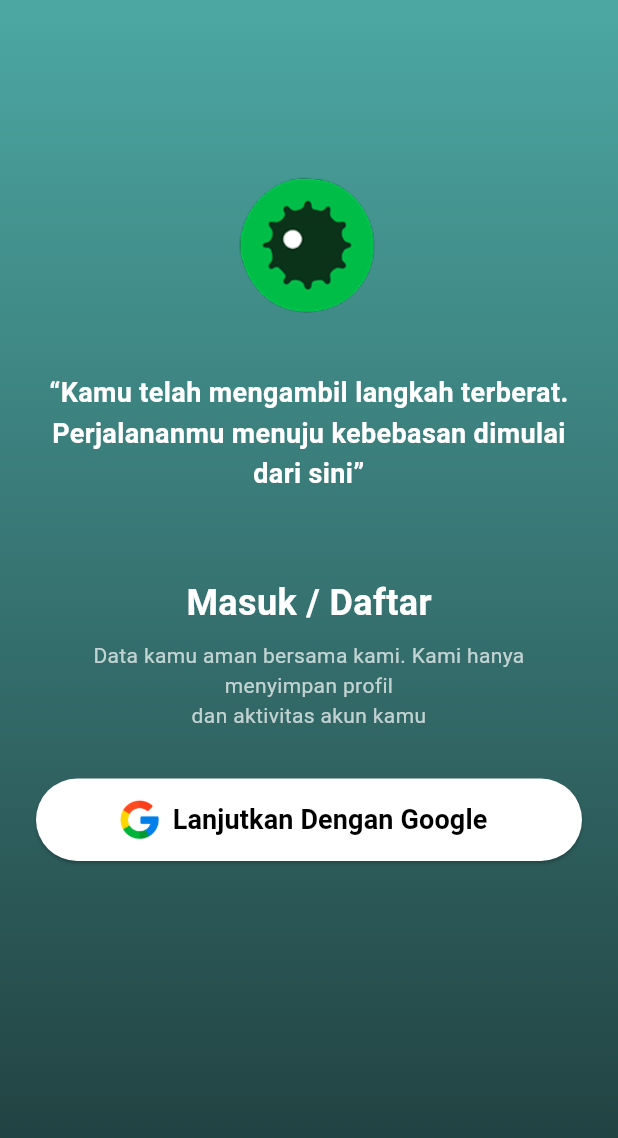
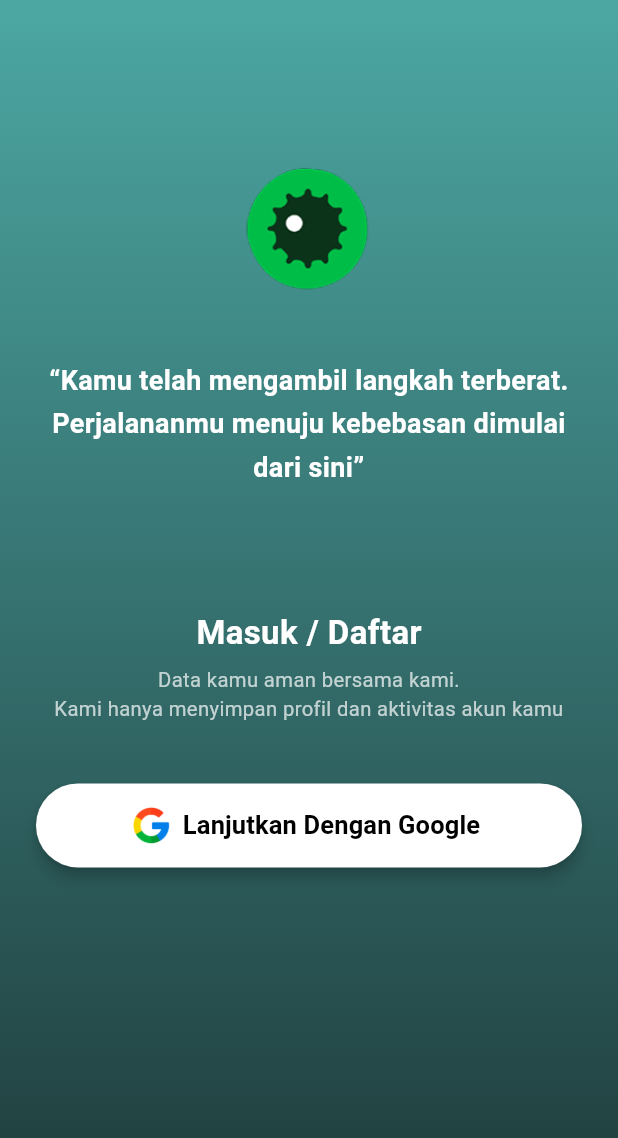
Before and after one commit to recova-app/frontend, a Flutter app: the screen it shows after launch, after a tap on "Lanjutkan Dengan Google", on a phone screen of 412 x 824 dp. Shown: the top 1138 px of the screen. Run offline on Flutter 3.47's test engine with Material 3 defaults, Android fonts, the phone set to English and light mode, and no system bars; our stand-ins replace flutter_secure_storage, google_sign_in.

Commit message:
feat: auth login

```diff
--- a/lib/main.dart
+++ b/lib/main.dart
@@ -1,8 +1,48 @@
+import 'dart:async';
+
 import 'package:flutter/material.dart';
 import 'package:recova/pages/splash_screen.dart';
 
 void main() {
-  runApp(const MyApp());
+  // Ensure binding is initialized for plugin calls during startup
+  WidgetsFlutterBinding.ensureInitialized();
+
+  // Replace the default error widget to show a readable message instead of a blank crash
+  ErrorWidget.builder = (FlutterErrorDetails details) {
+    // You can customize the UI here. Keep it simple so it won't crash again.
+    return Material(
+      color: Colors.white,
+      child: Center(
+        child: Padding(
+          padding: const EdgeInsets.all(16.0),
+          child: Column(
+            mainAxisSize: MainAxisSize.min,
+            children: [
+              const Icon(Icons.error, color: Colors.red, size: 48),
+              const SizedBox(height: 8),
+              const Text('Terjadi error pada aplikasi', style: TextStyle(fontSize: 18)),
+              const SizedBox(height: 8),
+              Text(details.exceptionAsString(), textAlign: TextAlign.center),
+            ],
+          ),
+        ),
+      ),
+    );
+  };
+
+  // Catch errors that escape the Flutter framework
+  runZonedGuarded(() {
+    runApp(const MyApp());
+  }, (error, stack) {
+    // Print to console so the error appears in `flutter run -v` and logcat
+    // For production use, send this to a crash reporting service.
+    FlutterError.presentError(FlutterErrorDetails(exception: error, stack: stack));
+    // Also print plain error
+    // ignore: avoid_print
+    print('Uncaught zone error: $error');
+    // ignore: avoid_print
+    print(stack);
+  });
 }
 
 class MyApp extends StatelessWidget {
@@ -10,6 +50,9 @@ class MyApp extends StatelessWidget {
 
   @override
   Widget build(BuildContext context) {
-    return MaterialApp(routes: {'/': (context) => SplashPage()});
+    return MaterialApp(
+      debugShowCheckedModeBanner: false,
+      routes: {'/': (context) => const SplashPage()},
+    );
   }
 }
--- a/lib/pages/login_page.dart
+++ b/lib/pages/login_page.dart
@@ -1,39 +1,80 @@
 import 'package:flutter/material.dart';
+import 'package:recova/pages/home_page.dart';
+import 'package:recova/services/auth_service.dart';
 
-class LoginPage extends StatelessWidget {
+class LoginPage extends StatefulWidget {
   const LoginPage({super.key});
 
   @override
+  State<LoginPage> createState() => _LoginPageState();
+}
+
+class _LoginPageState extends State<LoginPage> {
+  bool isLoading = false;
+  final AuthService _authService = AuthService();
+
+  Future<void> _handleGoogleSignIn() async {
+    setState(() => isLoading = true);
+    try {
+      final token = await _authService.signInWithGoogle();
+      if (!mounted) return;
+
+      if (token != null) {
+        Navigator.of(context).pushAndRemoveUntil(
+          MaterialPageRoute(builder: (context) => const HomePage()),
+          (route) => false,
+        );
+      }
+    } catch (e) {
+      if (!mounted) return;
+      ScaffoldMessenger.of(context).showSnackBar(
+        SnackBar(
+          content: Text('Terjadi error: $e'),
+          backgroundColor: Colors.red,
+        ),
+      );
+    } finally {
+      setState(() => isLoading = false);
+    }
+  }
+
+  @override
   Widget build(BuildContext context) {
+    final height = MediaQuery.of(context).size.height;
+
     return Scaffold(
       body: Container(
+        width: double.infinity,
+        height: double.infinity,
         decoration: const BoxDecoration(
           gradient: LinearGradient(
             begin: Alignment.topCenter,
             end: Alignment.bottomCenter,
             colors: [
-              Color(0xFF4CA7A3), // Hijau tosca muda
-              Color(0xFF1E3A3A), // Hijau tosca gelap
+              Color(0xFF4CA7A3), // hijau tosca muda
+              Color(0xFF1E3A3A), // hijau tosca gelap
             ],
           ),
         ),
+        child: SafeArea(
           child: Padding(
-          padding: const EdgeInsets.all(24.0),
+            padding: const EdgeInsets.symmetric(horizontal: 24),
             child: Column(
-            mainAxisAlignment: MainAxisAlignment.center,
-            crossAxisAlignment: CrossAxisAlignment.center,
               children: [
-              SizedBox(height: 80),
+                SizedBox(height: height * 0.12),
 
-              // 🔧 Logo Baru
-              Image.asset(
-                'assets/images/logo.png', // path logo kamu
-                width: 120,
-                height: 120,
+                // 🔹 Logo di tengah atas
+                Center(
+                  child: Image.asset(
+                    'assets/images/logo.png',
+                    width: 108,
+                    height: 108,
+                  ),
                 ),
 
-              const SizedBox(height: 24),
+                const SizedBox(height: 32),
 
+                // 🔹 Teks kutipan motivasi
                 const Text(
                   "“Kamu telah mengambil langkah terberat. Perjalananmu menuju kebebasan dimulai dari sini”",
                   textAlign: TextAlign.center,
@@ -41,63 +82,73 @@ class LoginPage extends StatelessWidget {
                     color: Colors.white,
                     fontSize: 18,
                     fontWeight: FontWeight.w600,
-                  height: 1.5,
+                    height: 1.6,
                   ),
                 ),
 
-              SizedBox(height: 56),
+                SizedBox(height: height * 0.1),
 
+                // 🔹 Judul Masuk / Daftar
                 const Text(
                   "Masuk / Daftar",
                   style: TextStyle(
                     color: Colors.white,
-                  fontSize: 24,
+                    fontSize: 22,
                     fontWeight: FontWeight.bold,
+                    height: 1.2,
                   ),
                 ),
-              const SizedBox(height: 8),
+                const SizedBox(height: 10),
 
+                // 🔹 Deskripsi data aman
                 const Text(
-                "Data kamu aman bersama kami. Kami hanya menyimpan profil\ndan aktivitas akun kamu",
+                  "Data kamu aman bersama kami.\nKami hanya menyimpan profil dan aktivitas akun kamu",
                   textAlign: TextAlign.center,
                   style: TextStyle(
                     color: Colors.white70,
-                  fontSize: 14,
+                    fontSize: 13.5,
+                    height: 1.4,
                   ),
                 ),
-              const SizedBox(height: 32),
 
-              // 🔘 Tombol Google Login
-              ElevatedButton.icon(
-                onPressed: () {
-                  // Navigator.push(
-                  //   context,
-                  //   MaterialPageRoute(builder: (context) => const HomeScreen()),
-                  // );
-                },
+                const SizedBox(height: 40),
+
+                // 🔹 Tombol Google
+                SizedBox(
+                  width: double.infinity,
+                  height: 56,
+                  child: ElevatedButton.icon(
+                    onPressed: isLoading ? null : _handleGoogleSignIn,
                     style: ElevatedButton.styleFrom(
                       backgroundColor: Colors.white,
                       foregroundColor: Colors.black,
-                  minimumSize: const Size(double.infinity, 55),
                       shape: RoundedRectangleBorder(
-                    borderRadius: BorderRadius.circular(50),
+                        borderRadius: BorderRadius.circular(40),
+                      ),
+                      elevation: 4,
+                    ),
+                    icon: Padding(
+                      padding: const EdgeInsets.only(left: 4.0),
+                      child: Image.asset(
+                        'assets/images/google.png',
+                        height: 26,
                       ),
                     ),
-                icon: Image.asset(
-                  'assets/images/google.png', // pastikan ada file ini juga
-                  height: 28,
-                ),
-                label: const Text(
-                  "Lanjutkan Dengan Google",
-                  style: TextStyle(
-                    fontSize: 18,
+                    label: Text(
+                      isLoading
+                          ? "Memproses..."
+                          : "Lanjutkan Dengan Google",
+                      style: const TextStyle(
+                        fontSize: 17,
                         fontWeight: FontWeight.bold,
                       ),
                     ),
                   ),
+                ),
 
-              const Spacer(flex: 1),
+                const SizedBox(height: 80),
               ],
+            ),
           ),
         ),
       ),
--- a/lib/pages/splash_screen.dart
+++ b/lib/pages/splash_screen.dart
@@ -1,6 +1,8 @@
 import 'dart:async';
 import 'package:flutter/material.dart';
-import 'login_page.dart'; // pastikan file login_page.dart ada
+import 'package:recova/pages/home_page.dart';
+import 'package:recova/pages/login_page.dart';
+import 'package:recova/services/auth_service.dart';
 
 class SplashPage extends StatefulWidget {
   const SplashPage({super.key});
@@ -13,13 +15,23 @@ class _SplashPageState extends State<SplashPage> {
   @override
   void initState() {
     super.initState();
-    // Delay 3 detik sebelum berpindah ke login page
-    Timer(const Duration(seconds: 3), () {
-      Navigator.pushReplacement(
-        context,
-        MaterialPageRoute(builder: (context) => const LoginPage()),
-      );
-    });
+    _checkAuthStatus();
+  }
+
+  Future<void> _checkAuthStatus() async {
+    // Tunggu 3 detik untuk efek splash screen
+    await Future.delayed(const Duration(seconds: 3));
+
+    final AuthService authService = AuthService();
+    // Coba baca token dari storage
+    final String? token = await authService.getToken();
+
+    if (!mounted) return;
+
+    // Jika token ada, navigasi ke HomePage. Jika tidak, ke LoginPage.
+    final page = token != null ? const HomePage() : const LoginPage();
+    Navigator.pushReplacement(
+        context, MaterialPageRoute(builder: (context) => page));
   }
 
   @override
--- /dev/null
+++ b/lib/services/auth_service.dart
@@ -0,0 +1,69 @@
+import 'dart:convert';
+import 'package:flutter_secure_storage/flutter_secure_storage.dart';
+import 'package:google_sign_in/google_sign_in.dart';
+import 'package:http/http.dart' as http;
+
+class AuthService {
+  // TODO: Pindahkan ke environment variables
+  static const String _googleClientId =
+      '756280521811-8g4mpvlputn04ltqdcghionnbrebhqbo.apps.googleusercontent.com';
+
+  final GoogleSignIn _googleSignIn = GoogleSignIn(
+    clientId: _googleClientId,
+    scopes: ['email', 'profile'],
+  );
+
+  final _storage = const FlutterSecureStorage();
+
+  Future<String?> signInWithGoogle() async {
+    // 1. Lakukan sign in dengan Google
+    final GoogleSignInAccount? account = await _googleSignIn.signIn();
+    if (account == null) {
+      // Pengguna membatalkan login
+      return null;
+    }
+
+    // Simpan nama pengguna untuk ditampilkan di HomePage
+    await _storage.write(key: 'user_name', value: account.displayName);
+
+    // 2. Dapatkan Google ID Token
+    final GoogleSignInAuthentication auth = await account.authentication;
+    final idToken = auth.idToken;
+    if (idToken == null) {
+      throw Exception("Gagal mendapatkan Google ID Token");
+    }
+
+    // 3. Kirim token ke backend
+    final response = await http.post(
+      Uri.parse('http://10.0.2.2:3000/api/v1/auth/google'),
+      headers: {'Content-Type': 'application/json'},
+      body: jsonEncode({'token': idToken}),
+    );
+
+    if (response.statusCode == 200) {
+      final data = jsonDecode(response.body);
+      final jwtToken = data['data']?['token'];
+
+      if (jwtToken != null) {
+        // 4. Simpan token JWT
+        await _storage.write(key: 'jwt_token', value: jwtToken);
+        return jwtToken;
+      } else {
+        throw Exception("Respons dari server tidak valid (token tidak ditemukan).");
+      }
+    } else {
+      throw Exception("Login gagal: ${response.body}");
+    }
+  }
+
+  Future<void> logout() async {
+    // Hapus token dari kedua tempat
+    await _googleSignIn.signOut();
+    await _storage.delete(key: 'user_name');
+    await _storage.delete(key: 'jwt_token');
+  }
+
+  Future<String?> getToken() => _storage.read(key: 'jwt_token');
+
+  Future<String?> getUserName() => _storage.read(key: 'user_name');
+}
--- a/pubspec.yaml
+++ b/pubspec.yaml
@@ -30,11 +30,14 @@ environment:
 dependencies:
   flutter:
     sdk: flutter
+  flutter_secure_storage: ^9.0.0
 
   # The following adds the Cupertino Icons font to your application.
   # Use with the CupertinoIcons class for iOS style icons.
   cupertino_icons: ^1.0.8
   flutter_lints: ^6.0.0
+  google_sign_in: ^6.2.1
+  http: ^1.5.0
 
 dev_dependencies:
   flutter_test:
```
Also changed, not shown: lib/pages/home_page.dart (added, +63 -0 lines), pubspec.lock, 9 other files. Lines whose indentation alone changed are shown as unchanged.
